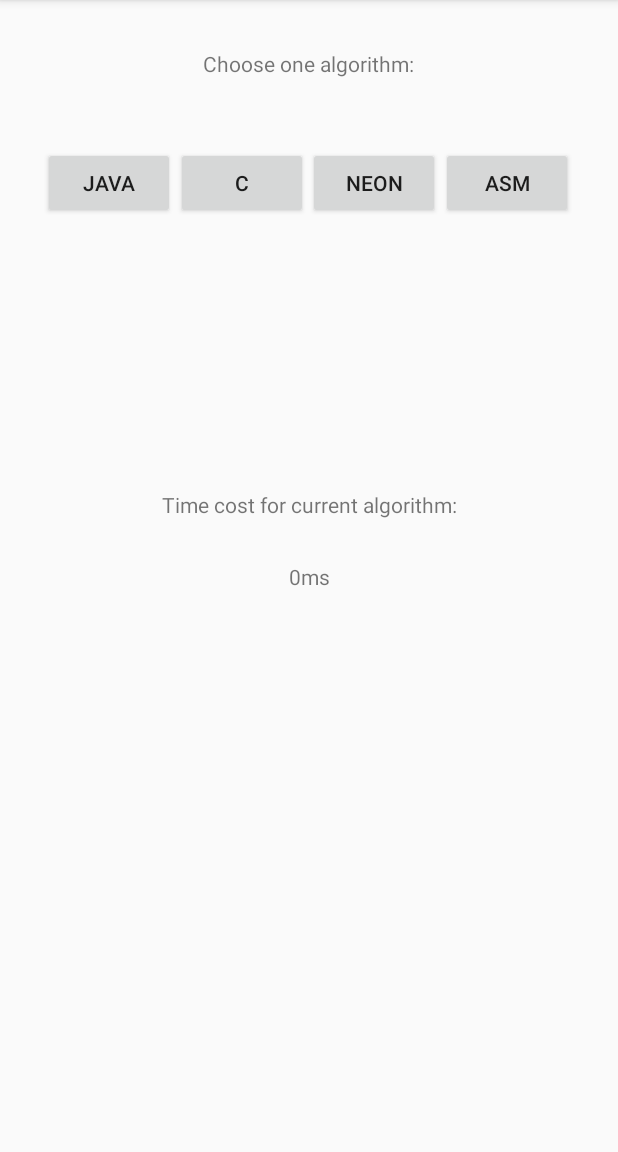
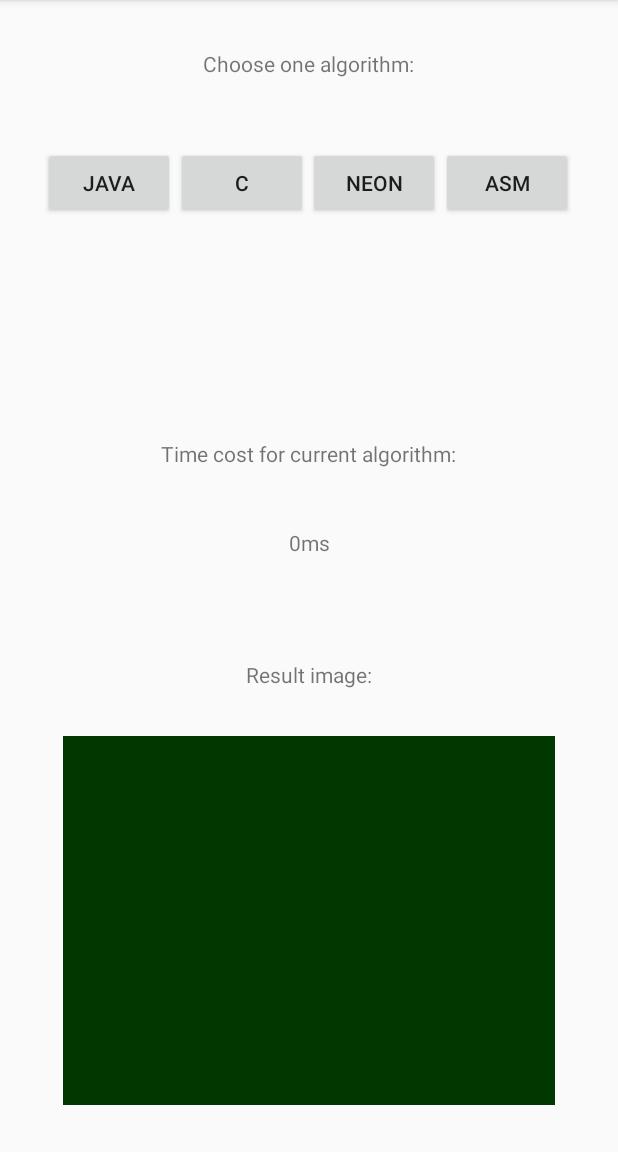
Before and after one commit to Fulululu/NEON_Demo, an Android app: the screen it shows after launch (MainActivity), after a tap on "JAVA", on a phone screen of 412 x 824 dp, the part 84-1236 px from its top. Run offline under Robolectric (Android 15) with nearby library versions, the phone set to English and light mode, and no system bars; 2 statements that could not run were skipped.

Commit message:
"add JNI lib; add java-level conversion; add image view"

```diff
--- a/app/src/main/java/com/example/myfirstapplication/MainActivity.java
+++ b/app/src/main/java/com/example/myfirstapplication/MainActivity.java
@@ -3,18 +3,38 @@ package com.example.myfirstapplication;
 import androidx.appcompat.app.AppCompatActivity;
 
 import android.annotation.SuppressLint;
+import android.graphics.Bitmap;
+import android.graphics.drawable.BitmapDrawable;
 import android.os.Bundle;
+import android.renderscript.ScriptGroup;
 import android.view.View;
 import android.widget.Button;
+import android.widget.ImageView;
 import android.widget.TextView;
 
+import org.apache.commons.io.IOUtils;
+
+import java.io.ByteArrayInputStream;
+import java.io.ByteArrayOutputStream;
+import java.io.FileInputStream;
+import java.io.IOException;
+import java.io.InputStream;
+import java.nio.ByteBuffer;
+
 public class MainActivity extends AppCompatActivity {
+
+    static {
+        System.loadLibrary("i4202rgb24");
+    }
 
     private Button btnJAVA;
     private Button btnC;
     private Button btnNEON;
     private Button btnASM;
     private TextView timeCost;
+    private byte[] srcImg;
+    private int imgWidth, imgHeight, imgDataSize, imgPixelSize;
+    private ImageView imgView;
 
     @Override
     protected void onCreate(Bundle savedInstanceState) {
@@ -25,12 +45,51 @@ public class MainActivity extends AppCompatActivity {
         btnNEON = findViewById(R.id.button_demo2);
         btnASM = findViewById(R.id.button_demo3);
         timeCost = findViewById(R.id.textView_time);
+        imgView = findViewById(R.id.resultImage);
         timeCost.setText(String.format(getResources().getString(R.string.escapedTime),
                 "0"));
+        imgWidth = 1280;
+        imgHeight = 960;
+        imgPixelSize = imgWidth * imgHeight;
+        imgDataSize = (imgPixelSize * 3) >> 1;
+
+        try {
+            InputStream is = getResources().openRawResource(R.raw.pic_1280x960);
+            srcImg = IOUtils.toByteArray(is);
+            is.close();
+        } catch (IOException e) {
+            e.printStackTrace();
+        }
     }
 
     @SuppressLint("StringFormatMatches")
-    public void I420ToNV21_JAVA(View view) {
+    public void I4202RGB24_JAVA(View view) {
+        byte[] demoImg = new byte[imgDataSize];
+        System.arraycopy(srcImg, 0, demoImg, 0, imgDataSize);
+        long escapedTime = System.currentTimeMillis();
+        int[] rgb = I4202RGB24(demoImg, imgWidth, imgHeight);
+        escapedTime = System.currentTimeMillis() - escapedTime;
+        timeCost.setText(String.format(getResources().getString(R.string.escapedTime),
+                escapedTime));
+        Render(rgb, imgWidth, imgHeight);
+    }
+
+    public native void Native_I4202RGB24_C(byte[] in, int[] out);
+    @SuppressLint("StringFormatMatches")
+    public void NV212RGB24_C(View view) {
+        byte[] demoImg = new byte[imgDataSize];
+        System.arraycopy(srcImg, 0, demoImg, 0, imgDataSize);
+        long escapedTime = System.currentTimeMillis();
+        int[] rgb = new int[imgPixelSize * 3];
+        Native_I4202RGB24_C(demoImg, rgb);
+        escapedTime = System.currentTimeMillis() - escapedTime;
+        timeCost.setText(String.format(getResources().getString(R.string.escapedTime),
+                escapedTime));
+    }
+
+    public native void Native_I4202RGB24_NEON(byte[] in, int[] out);
+    @SuppressLint("StringFormatMatches")
+    public void I4202RGB24_NEON(View view) {
         long escapedTime = System.currentTimeMillis();
         //TODO
         escapedTime = System.currentTimeMillis() - escapedTime;
@@ -38,8 +97,9 @@ public class MainActivity extends AppCompatActivity {
                 escapedTime));
     }
 
+    public native void Native_I4202RGB24_ASM(byte[] in, int[] out);
     @SuppressLint("StringFormatMatches")
-    public void I420ToNV21_C(View view) {
+    public void I4202RGB24_ASM(View view) {
         long escapedTime = System.currentTimeMillis();
         //TODO
         escapedTime = System.currentTimeMillis() - escapedTime;
@@ -47,21 +107,61 @@ public class MainActivity extends AppCompatActivity {
                 escapedTime));
     }
 
-    @SuppressLint("StringFormatMatches")
-    public void I420ToNV21_NEON(View view) {
-        long escapedTime = System.currentTimeMillis();
-        //TODO
-        escapedTime = System.currentTimeMillis() - escapedTime;
-        timeCost.setText(String.format(getResources().getString(R.string.escapedTime),
-                escapedTime));
+    public static int[] I4202RGB24(byte[] raw, int width, int height) {
+        int pixelSize = width * height;
+
+        // I420 to NV21
+        int vcount = pixelSize >> 2;
+        int yStartPos = 0;
+        int uStartPos = pixelSize;
+        int uEndPos = pixelSize + vcount - 1;
+        int vStartPos = pixelSize + vcount;
+        int vEndPos = pixelSize + vcount + vcount - 1;
+
+        byte[] tmp = new byte[vcount];
+        System.arraycopy(raw, vStartPos, tmp, 0, vcount);
+        int tmpEndPos = vcount - 1;
+
+        for (int i = 0; i < vcount; ++i) {
+            raw[vEndPos - (i<<1)] = raw[uEndPos - i];
+            raw[vEndPos - ((i<<1)+1)] = tmp[tmpEndPos - i];
+        }
+
+        // NV21 to RGB24
+        int[] rgb = new int[pixelSize];
+        int Y, Cb = 0, Cr = 0, index = 0;
+        int R, G, B;
+
+        for (int y = 0; y < height; y++) {
+            for (int x = 0; x < width; x++) {
+                Y = raw[y * width + x];
+                if (Y < 0) Y += 255;
+
+                if ((x & 1) == 0) {
+                    Cr = raw[(y >> 1) * (width) + x + pixelSize];
+                    Cb = raw[(y >> 1) * (width) + x + pixelSize + 1];
+
+                    if (Cb < 0) Cb += 127; else Cb -= 128;
+                    if (Cr < 0) Cr += 127; else Cr -= 128;
+                }
+
+                R = Y + Cr + (Cr >> 2) + (Cr >> 3) + (Cr >> 5);
+                G = Y - (Cb >> 2) + (Cb >> 4) + (Cb >> 5) - (Cr >> 1) + (Cr >> 3) + (Cr >> 4) + (Cr >> 5);
+                B = Y + Cb + (Cb >> 1) + (Cb >> 2) + (Cb >> 6);
+
+                if (R < 0) R = 0; else if (R > 255) R = 255;
+                if (G < 0) G = 0; else if (G > 255) G = 255;
+                if (B < 0) B = 0; else if (B > 255) B = 255;
+
+                rgb[index++] = 0xff000000 + (R << 16) + (G << 8) + B;
+            }
+        }
+
+        return rgb;
     }
 
-    @SuppressLint("StringFormatMatches")
-    public void I420ToNV21_ASM(View view) {
-        long escapedTime = System.currentTimeMillis();
-        //TODO
-        escapedTime = System.currentTimeMillis() - escapedTime;
-        timeCost.setText(String.format(getResources().getString(R.string.escapedTime),
-                escapedTime));
+    public void Render(int[] raw, int width, int height) {
+        Bitmap bm = Bitmap.createBitmap(raw, width, height, Bitmap.Config.ARGB_8888);
+        imgView.setImageBitmap(bm);
     }
 }
--- a/app/src/main/res/layout/activity_main.xml
+++ b/app/src/main/res/layout/activity_main.xml
@@ -19,10 +19,23 @@
         app:layout_constraintVertical_bias="0.044" />
 
     <Button
+        android:id="@+id/button_demo0"
+        android:layout_width="wrap_content"
+        android:layout_height="wrap_content"
+        android:onClick="I4202RGB24_JAVA"
+        android:text="@string/buttonJAVA"
+        app:layout_constraintBottom_toBottomOf="parent"
+        app:layout_constraintEnd_toEndOf="parent"
+        app:layout_constraintHorizontal_bias="0.089"
+        app:layout_constraintStart_toStartOf="parent"
+        app:layout_constraintTop_toTopOf="parent"
+        app:layout_constraintVertical_bias="0.136" />
+
+    <Button
         android:id="@+id/button_demo1"
         android:layout_width="wrap_content"
         android:layout_height="wrap_content"
-        android:onClick="I420ToNV21_C"
+        android:onClick="NV212RGB24_C"
         android:text="@string/buttonC"
         app:layout_constraintBottom_toBottomOf="parent"
         app:layout_constraintEnd_toEndOf="parent"
@@ -32,40 +45,27 @@
         app:layout_constraintVertical_bias="0.136" />
 
     <Button
-        android:id="@+id/button_demo3"
+        android:id="@+id/button_demo2"
         android:layout_width="wrap_content"
         android:layout_height="wrap_content"
-        android:onClick="I420ToNV21_ASM"
-        android:text="@string/buttonASM"
+        android:onClick="I4202RGB24_NEON"
+        android:text="@string/buttonNEON"
         app:layout_constraintBottom_toBottomOf="parent"
         app:layout_constraintEnd_toEndOf="parent"
-        app:layout_constraintHorizontal_bias="0.907"
+        app:layout_constraintHorizontal_bias="0.634"
         app:layout_constraintStart_toStartOf="parent"
         app:layout_constraintTop_toTopOf="parent"
         app:layout_constraintVertical_bias="0.136" />
 
     <Button
-        android:id="@+id/button_demo0"
+        android:id="@+id/button_demo3"
         android:layout_width="wrap_content"
         android:layout_height="wrap_content"
-        android:onClick="I420ToNV21_JAVA"
-        android:text="@string/buttonJAVA"
+        android:onClick="I4202RGB24_ASM"
+        android:text="@string/buttonASM"
         app:layout_constraintBottom_toBottomOf="parent"
         app:layout_constraintEnd_toEndOf="parent"
-        app:layout_constraintHorizontal_bias="0.089"
-        app:layout_constraintStart_toStartOf="parent"
-        app:layout_constraintTop_toTopOf="parent"
-        app:layout_constraintVertical_bias="0.136" />
-
-    <Button
-        android:id="@+id/button_demo2"
-        android:layout_width="wrap_content"
-        android:layout_height="wrap_content"
-        android:onClick="I420ToNV21_NEON"
-        android:text="@string/buttonNEON"
-        app:layout_constraintBottom_toBottomOf="parent"
-        app:layout_constraintEnd_toEndOf="parent"
-        app:layout_constraintHorizontal_bias="0.634"
+        app:layout_constraintHorizontal_bias="0.907"
         app:layout_constraintStart_toStartOf="parent"
         app:layout_constraintTop_toTopOf="parent"
         app:layout_constraintVertical_bias="0.136" />
@@ -77,9 +77,10 @@
         android:text="@string/timePrompt"
         app:layout_constraintBottom_toBottomOf="parent"
         app:layout_constraintEnd_toEndOf="parent"
+        app:layout_constraintHorizontal_bias="0.497"
         app:layout_constraintStart_toStartOf="parent"
         app:layout_constraintTop_toTopOf="parent"
-        app:layout_constraintVertical_bias="0.436" />
+        app:layout_constraintVertical_bias="0.391" />
 
     <TextView
         android:id="@+id/textView_time"
@@ -88,8 +89,39 @@
         android:text="@string/escapedTime"
         app:layout_constraintBottom_toBottomOf="parent"
         app:layout_constraintEnd_toEndOf="parent"
-        app:layout_constraintHorizontal_bias="0.5"
         app:layout_constraintStart_toStartOf="parent"
-        app:layout_constraintTop_toTopOf="parent" />
+        app:layout_constraintTop_toTopOf="parent"
+        app:layout_constraintVertical_bias="0.47" />
+
+    <ImageView
+        android:id="@+id/resultImage"
+        android:layout_width="365dp"
+        android:layout_height="246dp"
+        android:layout_marginTop="16dp"
+        android:layout_marginBottom="16dp"
+        android:contentDescription="@string/imageDesc"
+        app:layout_constraintBottom_toBottomOf="parent"
+        app:layout_constraintEnd_toEndOf="parent"
+        app:layout_constraintStart_toStartOf="parent"
+        app:layout_constraintTop_toBottomOf="@+id/prompt_image"
+        app:srcCompat="@drawable/ic_launcher_foreground" />
+
+    <androidx.constraintlayout.widget.Guideline
+        android:id="@+id/guideline"
+        android:layout_width="wrap_content"
+        android:layout_height="wrap_content"
+        android:orientation="horizontal"
+        app:layout_constraintGuide_begin="20dp" />
+
+    <TextView
+        android:id="@+id/prompt_image"
+        android:layout_width="wrap_content"
+        android:layout_height="wrap_content"
+        android:text="@string/imageDesc"
+        app:layout_constraintBottom_toBottomOf="parent"
+        app:layout_constraintEnd_toEndOf="parent"
+        app:layout_constraintStart_toStartOf="parent"
+        app:layout_constraintTop_toTopOf="parent"
+        app:layout_constraintVertical_bias="0.588" />
 
 </androidx.constraintlayout.widget.ConstraintLayout>
--- a/app/src/main/res/values/strings.xml
+++ b/app/src/main/res/values/strings.xml
@@ -7,4 +7,6 @@
     <string name="buttonNEON">NEON</string>
     <string name="buttonASM">ASM</string>
     <string name="escapedTime">%1$sms</string>
+    <string name="imageDesc">Result image:</string>
+    <string name="imagePrompt">Conversion result:</string>
 </resources>
```
Also changed, not shown: app/build.gradle (+11 -1 lines), 6 other files.
